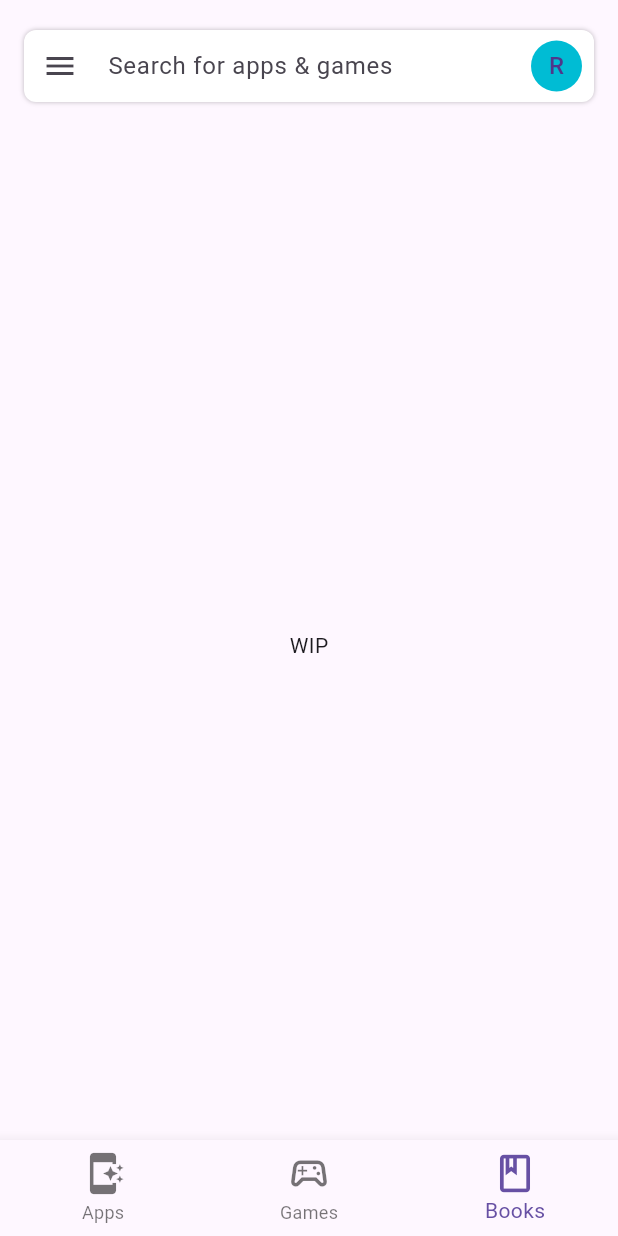
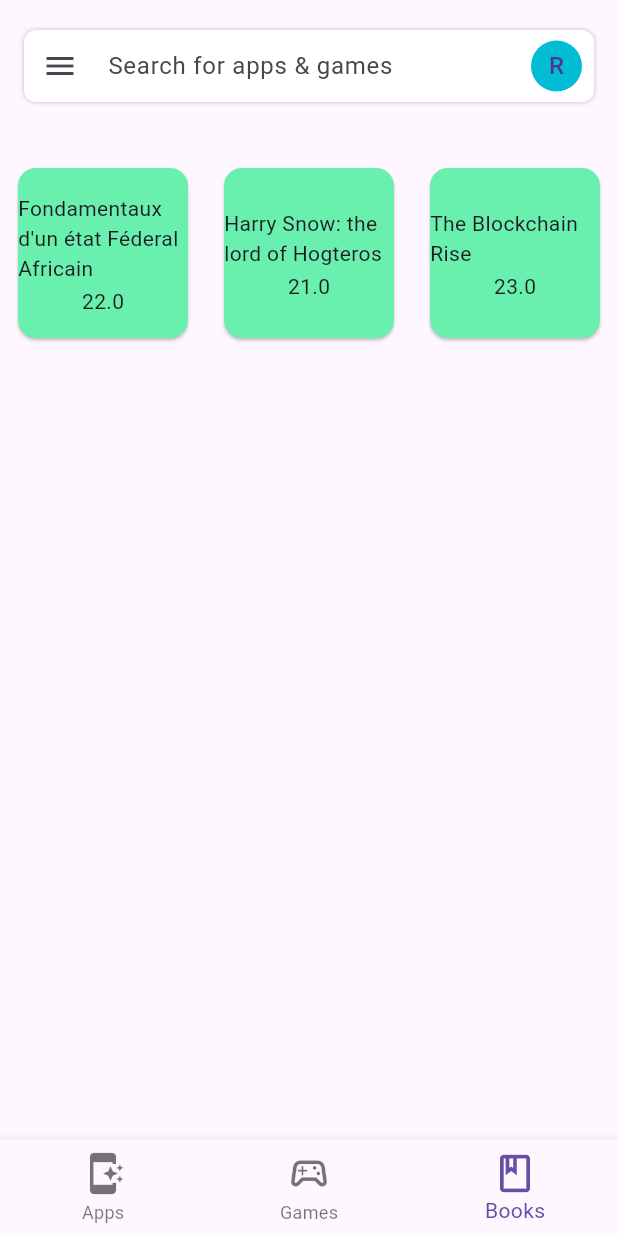
Before and after one commit to RELAI-Network/futurstore-app, a Flutter app: the screen it shows after launch, item 3 of the bottom bar chosen, on a phone screen of 412 x 824 dp. Run offline on Flutter 3.47's test engine with Material 3 defaults, Android fonts, the phone set to English and light mode, and no system bars; our stand-ins replace carousel_slider; missing offline and left inert: bip39, polkadart, polkadart_keyring.

Commit message:
Book functionalities screens and navigation

```diff
--- /dev/null
+++ b/lib/components/book_card.dart
@@ -0,0 +1,46 @@
+import 'package:flutter/material.dart';
+import '../models/book_model.dart';
+import '../screens/book_detail_screen.dart';
+
+class BookCard extends StatelessWidget {
+  final BookModel data;
+  const BookCard({Key? key, required this.data}) : super(key: key);
+
+  @override
+  Widget build(BuildContext context) {
+    return InkWell(
+        onTap: (){
+          Navigator.push(
+            context,
+            MaterialPageRoute(
+              builder: (context) => BookDetailScreen(data),
+            ),
+          );
+        },
+        child: Card(
+          color: Colors.greenAccent,
+
+          child: Column(
+            mainAxisSize: MainAxisSize.min,
+            crossAxisAlignment: CrossAxisAlignment.center,
+            mainAxisAlignment: MainAxisAlignment.center,
+            children: <Widget>[
+
+              Padding(
+                padding: const EdgeInsets.only(top: 2.0),
+                child: Text(data.title!), // Assuming 'title' is a field in your AppModel
+              ),
+              Padding(
+                padding: const EdgeInsets.only(top: 2.0),
+                child: Text(
+                    data.price.toString()!,
+                  style: TextStyle(),
+                  maxLines: 1,
+                ), // Assuming 'size' is a field in your AppModel
+              ),
+            ],
+          ),
+        )
+    );
+  }
+}
--- /dev/null
+++ b/lib/models/book_model.dart
@@ -0,0 +1,51 @@
+class BookModel {
+  String? isbn;
+  BookType? bookType;
+  String? coverUrl;
+  String? title;
+  String? description;
+  BookGenre? genre;
+  List<String>? authors;
+  int? publicationDate;
+  PublicationLanguage? publicationLanguage;
+  double? price;
+
+  BookModel({
+    this.isbn,
+    this.bookType,
+    this.coverUrl,
+    this.title,
+    this.description,
+    this.genre,
+    this.authors,
+    this.publicationDate,
+    this.publicationLanguage,
+    this.price,
+  });
+}
+
+enum BookGenre {
+  Roman,
+  Essay,
+  Cartoon,
+  Manga,
+  Literature,
+  History,
+  Science,
+  Biography,
+  Others
+}
+enum PublicationLanguage {
+  English,
+  French,
+  Spanish,
+  Arabic,
+  Russian,
+  Chinese,
+  Italian
+}
+
+enum BookType {
+  Text,
+  Audio
+}
--- a/lib/models/game_model.dart
+++ b/lib/models/game_model.dart
@@ -4,6 +4,8 @@ class GameModel {
   String? description;
   GameCategory? category;
   String? gameSize;
+  bool? online;
+
 
   GameModel({
     this.logoUrl,
@@ -11,6 +13,7 @@ class GameModel {
     this.description,
     this.category,
     this.gameSize,
+    this.online,
   });
 }
 
--- a/lib/screens/apps_screen.dart
+++ b/lib/screens/apps_screen.dart
@@ -12,7 +12,7 @@ class AppsScreen extends StatefulWidget {
 }
 
 class _AppsScreenState extends State<AppsScreen> {
-  List<AppModel> applist = testAppList;
+  List<AppModel> applist = testAppsList;
 
   @override
   Widget build(BuildContext context) {
@@ -20,7 +20,7 @@ class _AppsScreenState extends State<AppsScreen> {
       crossAxisCount: 3,
       children: applist.map((a) {
         return Padding(
-          padding: const EdgeInsets.all(8.0),
+          padding: const EdgeInsets.all(2.0),
           child: AppCard(appData: a,)
         );
       }).toList(),
--- a/lib/screens/books_screen.dart
+++ b/lib/screens/books_screen.dart
@@ -1,4 +1,7 @@
 import 'package:flutter/material.dart';
+import '../models/book_model.dart';
+import '../utils/data.dart';
+import '../components/book_card.dart';
 
 class BooksScreen extends StatefulWidget {
   const BooksScreen({super.key});
@@ -9,8 +12,19 @@ class BooksScreen extends StatefulWidget {
 }
 
 class _BooksScreenState extends State<BooksScreen> {
+
+  List<BookModel> books = testBooksList;
+
   @override
   Widget build(BuildContext context) {
-    return const Center(child: Text("WIP"));
+    return  GridView.count(
+      crossAxisCount: 3,
+      children: books.map((a) {
+        return Padding(
+            padding: const EdgeInsets.all(8.0),
+            child: BookCard(data: a,)
+        );
+      }).toList(),
+    );
   }
 }
--- a/lib/utils/data.dart
+++ b/lib/utils/data.dart
@@ -1,10 +1,9 @@
 import '../utils/data.dart';
 import '../models/app_model.dart';
 import '../models/game_model.dart';
+import '../models/book_model.dart';
 
-
-
-List<AppModel> testAppList = [
+List<AppModel> testAppsList = [
   AppModel(
     logoUrl: "http://abcd.com/1.jpg",
     title: "NFT Universe",
@@ -15,7 +14,8 @@ List<AppModel> testAppList = [
   AppModel(
     logoUrl: "http://abcd.com/2.jpg",
     title: "P-Suite",
-    description: "Productivity Apps Suite, Decentralized version of Microsoft Office Suite",
+    description:
+        "Productivity Apps Suite, Decentralized version of Microsoft Office Suite",
     category: AppCategory.Productivity,
     appSize: "32 Mb",
   ),
@@ -29,25 +29,69 @@ List<AppModel> testAppList = [
   AppModel(
     logoUrl: "http://abcd.com/2.jpg",
     title: "P-Suite",
-    description: "Productivity Apps Suite, Decentralized version of Microsoft Office Suite",
+    description:
+        "Productivity Apps Suite, Decentralized version of Microsoft Office Suite",
     category: AppCategory.Productivity,
     appSize: "32 Mb",
   )
 ];
 
-List<GameModel> testGameList = [
+List<GameModel> testGamesList = [
   GameModel(
     logoUrl: "http://abcd.com/1.jpg",
     title: "All Champions 2024",
-    description: "2024 Game Edition for a Football leagues, championships worldwide recognized by FIFA.",
+    description:
+        "2024 Game Edition for a Football leagues, championships worldwide recognized by FIFA.",
     category: GameCategory.Sport,
     gameSize: "28 Mb",
   ),
   GameModel(
     logoUrl: "http://abcd.com/2.jpg",
     title: "CosmicFactions Cards",
-    description: "Card game edition for Cosmicfactions Pigeons. Earn NFTs and more",
+    description:
+        "Card game edition for Cosmicfactions Pigeons. Earn NFTs and more",
     category: GameCategory.Reflexion,
     gameSize: "70 Mb",
   ),
 ];
+
+List<BookModel> testBooksList = [
+  BookModel(
+    isbn: "xxxxx",
+    bookType: BookType.Text,
+    coverUrl: "http://abcd.com/2.jpg",
+    title: "Fondamentaux d'un état Féderal Africain",
+    description: "Fondamentaux d'un état Féderal Africain",
+    genre: BookGenre.Science,
+    authors: ["Cheikh Anta Diop"],
+    publicationDate: 1970,
+    publicationLanguage: PublicationLanguage.French,
+    price: 22,
+  ),
+  BookModel(
+    isbn: "xxxxz",
+    bookType: BookType.Text,
+    coverUrl: "http://abcd.com/2.jpg",
+    title: "Harry Snow: the lord of Hogteros",
+    description: "Magic and throne stories",
+    genre: BookGenre.Cartoon,
+    authors: ["JK John"],
+    publicationDate: 2002,
+    publicationLanguage: PublicationLanguage.English,
+    price: 21,
+  ),
+  BookModel(
+    isbn: "xxyyzz",
+    bookType: BookType.Text,
+    coverUrl: "http://abcd.com/2.jpg",
+    title: "The Blockchain Rise",
+    description:
+        "Exploring how blockchain technologies are taking over the world and changing every aspect of the society ",
+    genre: BookGenre.Science,
+    authors: ["Fortune Wade"],
+    publicationDate: 2021,
+    publicationLanguage: PublicationLanguage.English,
+    price: 23
+  )
+
+];
```
Also changed, not shown: lib/components/game_card.dart (added, +35 -0 lines), lib/screens/book_detail_screen.dart (added, +62 -0 lines), lib/screens/game_detail_screen.dart (added, +60 -0 lines), lib/screens/games_screen.dart (+14 -1 lines), 4 other files.
